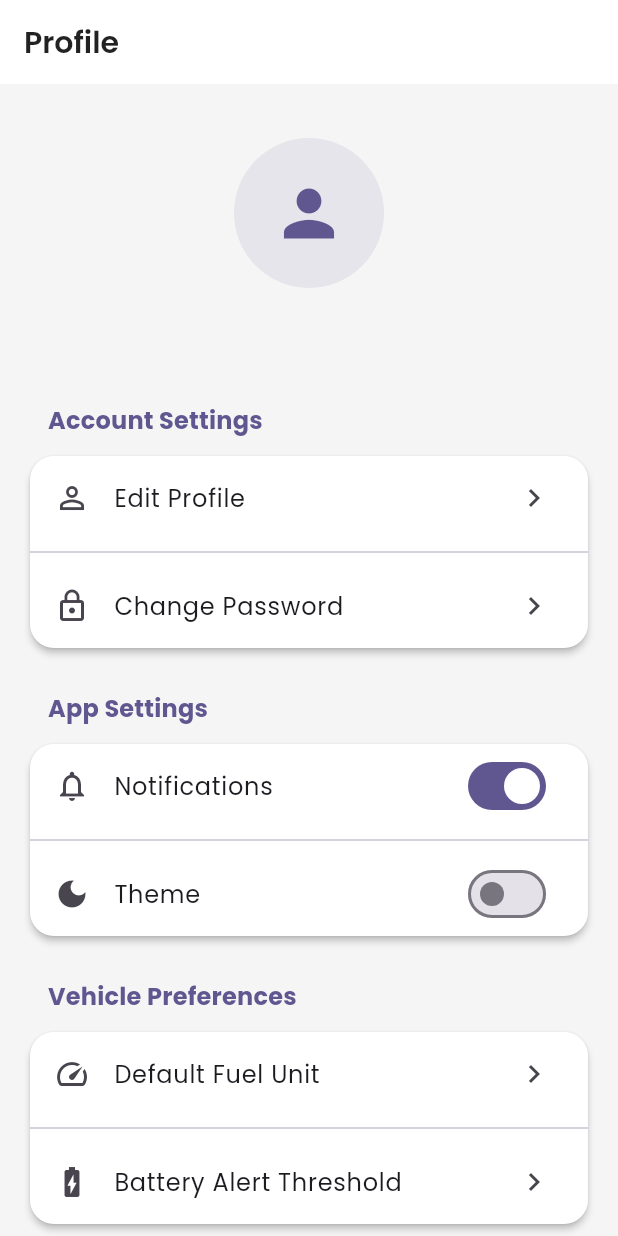
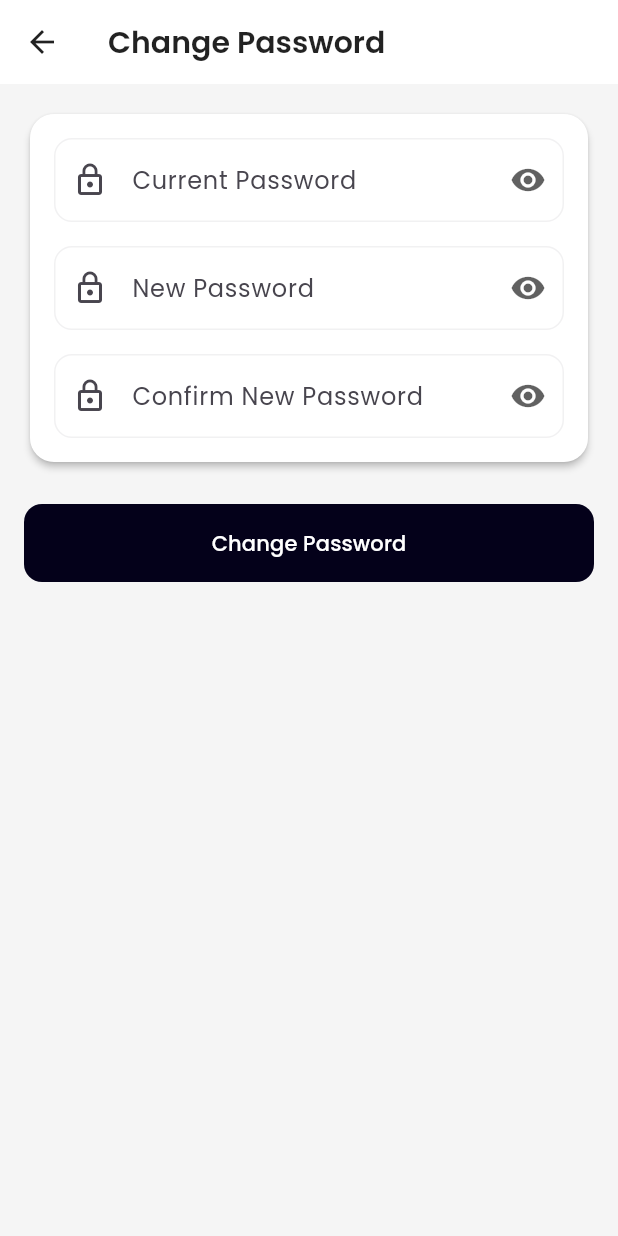
Before and after one commit to Edil-Ayehu/Drive-Secure, a Flutter app: the ProfileScreen screen opened directly with empty values, after a tap on "Change Password", on a phone screen of 412 x 824 dp. Run offline on Flutter 3.47's test engine with Material 3 defaults, Android fonts, the light colour scheme and no system bars; our stand-ins replace cached_network_image, cloud_firestore, firebase_auth, firebase_core, flutter_bloc, google_fonts and 3 more; missing offline and left inert: cloudinary_public; accounts and stored records are empty; generated files the repository leaves out were written again.

Commit message:
change password functionality

```diff
--- /dev/null
+++ b/lib/view/change_password_screen.dart
@@ -0,0 +1,138 @@
+import 'package:flutter/material.dart';
+import 'package:drive_secure/common/services/auth_service.dart';
+import 'package:drive_secure/view/widgets/app_text_field.dart';
+
+class ChangePasswordScreen extends StatefulWidget {
+  const ChangePasswordScreen({super.key});
+
+  @override
+  State<ChangePasswordScreen> createState() => _ChangePasswordScreenState();
+}
+
+class _ChangePasswordScreenState extends State<ChangePasswordScreen> {
+  final _formKey = GlobalKey<FormState>();
+  final _currentPasswordController = TextEditingController();
+  final _newPasswordController = TextEditingController();
+  final _confirmPasswordController = TextEditingController();
+  final _authService = AuthService();
+  bool _isLoading = false;
+
+  Future<void> _changePassword() async {
+    if (_formKey.currentState?.validate() ?? false) {
+      if (_newPasswordController.text != _confirmPasswordController.text) {
+        ScaffoldMessenger.of(context).showSnackBar(
+          const SnackBar(content: Text('New passwords do not match')),
+        );
+        return;
+      }
+
+      setState(() => _isLoading = true);
+      try {
+        await _authService.changePassword(
+          _currentPasswordController.text,
+          _newPasswordController.text,
+        );
+        if (!mounted) return;
+        ScaffoldMessenger.of(context).showSnackBar(
+          const SnackBar(content: Text('Password changed successfully')),
+        );
+        Navigator.pop(context);
+      } catch (e) {
+        if (!mounted) return;
+        ScaffoldMessenger.of(context).showSnackBar(
+          SnackBar(
+            content: Text(e.toString().replaceAll('Exception: ', '')),
+            backgroundColor: Theme.of(context).colorScheme.error,
+          ),
+        );
+      } finally {
+        setState(() => _isLoading = false);
+      }
+    }
+  }
+
+  @override
+  Widget build(BuildContext context) {
+    final theme = Theme.of(context);
+
+    return Scaffold(
+      appBar: AppBar(title: const Text('Change Password')),
+      body: SingleChildScrollView(
+        padding: const EdgeInsets.all(16),
+        child: Form(
+          key: _formKey,
+          child: Column(
+            crossAxisAlignment: CrossAxisAlignment.stretch,
+            children: [
+              Card(
+                child: Padding(
+                  padding: const EdgeInsets.all(16),
+                  child: Column(
+                    children: [
+                      AppTextField(
+                        controller: _currentPasswordController,
+                        labelText: 'Current Password',
+                        prefixIcon: Icons.lock_outline,
+                        isPassword: true,
+                        validator: (value) {
+                          if (value?.isEmpty ?? true) {
+                            return 'Please enter your current password';
+                          }
+                          return null;
+                        },
+                      ),
+                      const SizedBox(height: 16),
+                      AppTextField(
+                        controller: _newPasswordController,
+                        labelText: 'New Password',
+                        prefixIcon: Icons.lock_outline,
+                        isPassword: true,
+                        validator: (value) {
+                          if (value?.isEmpty ?? true) {
+                            return 'Please enter a new password';
+                          }
+                          if (value!.length < 6) {
+                            return 'Password must be at least 6 characters';
+                          }
+                          return null;
+                        },
+                      ),
+                      const SizedBox(height: 16),
+                      AppTextField(
+                        controller: _confirmPasswordController,
+                        labelText: 'Confirm New Password',
+                        prefixIcon: Icons.lock_outline,
+                        isPassword: true,
+                        validator: (value) {
+                          if (value?.isEmpty ?? true) {
+                            return 'Please confirm your new password';
+                          }
+                          return null;
+                        },
+                      ),
+                    ],
+                  ),
+                ),
+              ),
+              const SizedBox(height: 24),
+              _isLoading
+                  ? const Center(child: CircularProgressIndicator())
+                  : ElevatedButton(
+                      onPressed: _changePassword,
+                      child: const Text('Change Password'),
+                    ),
+            ],
+          ),
+        ),
+      ),
+    );
+  }
+
+  @override
+  void dispose() {
+    _currentPasswordController.dispose();
+    _newPasswordController.dispose();
+    _confirmPasswordController.dispose();
+    super.dispose();
+  }
+}
--- a/lib/view/profile_screen.dart
+++ b/lib/view/profile_screen.dart
@@ -1,3 +1,4 @@
+import 'package:drive_secure/view/change_password_screen.dart';
 import 'package:flutter/material.dart';
 import 'package:firebase_auth/firebase_auth.dart';
 import 'package:drive_secure/common/services/auth_service.dart';
@@ -44,12 +45,6 @@ class _ProfileScreenState extends State<ProfileScreen> {
     return Scaffold(
       appBar: AppBar(
         title: const Text('Profile'),
-        // actions: [
-        //   IconButton(
-        //     icon: Icon(isDarkMode ? Icons.light_mode : Icons.dark_mode),
-        //     onPressed: widget.onThemeToggle,
-        //   ),
-        // ],
       ),
       body: ListView(
         padding: const EdgeInsets.all(16),
@@ -92,7 +87,12 @@ class _ProfileScreenState extends State<ProfileScreen> {
                   title: const Text('Change Password'),
                   trailing: const Icon(Icons.chevron_right),
                   onTap: () {
-                    // TODO: Implement change password
+                    Navigator.push(
+                      context,
+                      MaterialPageRoute(
+                        builder: (context) => const ChangePasswordScreen(),
+                      ),
+                    );
                   },
                 ),
               ],
```
Also changed, not shown: lib/common/services/auth_service.dart (+23 -0 lines).
